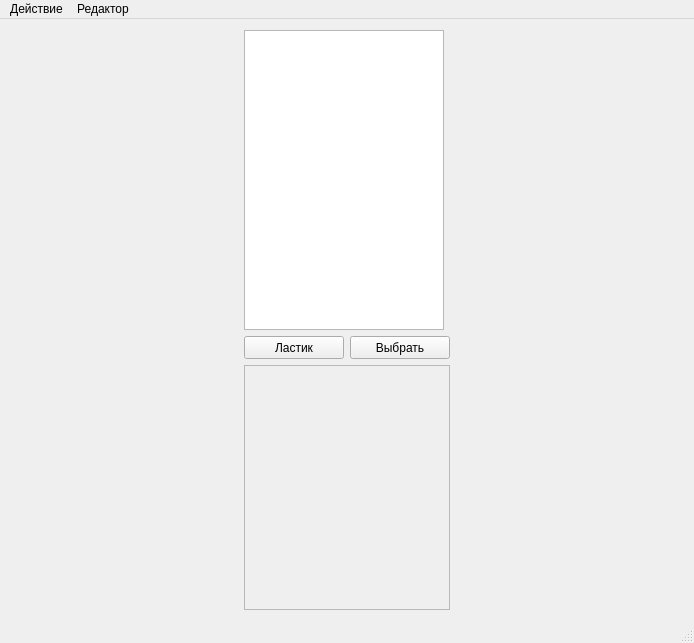
bananamilkshake-code/level-editor, file mainwindow.ui: the form before one commit.
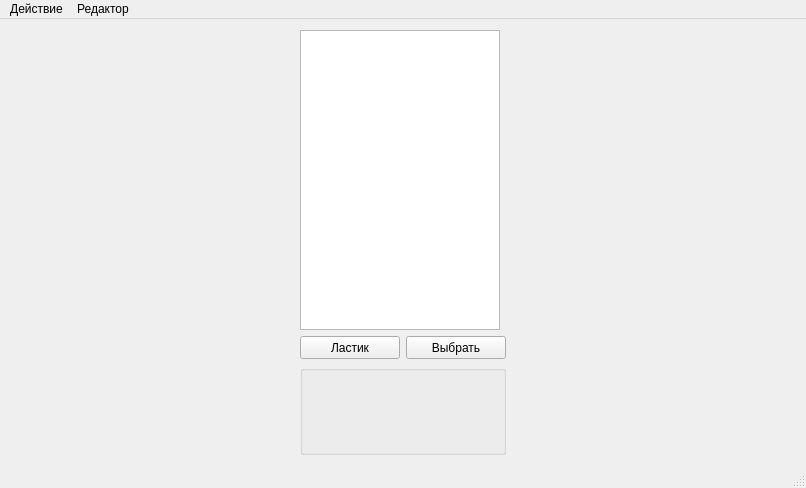
The form after the commit. Custom widgets are drawn as their Qt base class.

Commit message: Element description widget.

Diff of the .ui file:
```diff
--- a/mainwindow.ui
+++ b/mainwindow.ui
@@ -6,8 +6,8 @@
    <rect>
     <x>0</x>
     <y>0</y>
-    <width>694</width>
-    <height>643</height>
+    <width>806</width>
+    <height>488</height>
    </rect>
   </property>
   <property name="windowTitle">
@@ -93,13 +93,8 @@
          </layout>
         </item>
         <item>
-         <widget class="QFrame" name="frameLevelDesc">
-          <property name="frameShape">
-           <enum>QFrame::StyledPanel</enum>
-          </property>
-          <property name="frameShadow">
-           <enum>QFrame::Raised</enum>
-          </property>
+         <widget class="ElementDescriptionWidget" name="groupBoxElementDesc">
+          <layout class="QGridLayout" name="gridLayout_2"/>
           <zorder>buttonsActions</zorder>
          </widget>
         </item>
@@ -114,7 +109,7 @@
     <rect>
      <x>0</x>
      <y>0</y>
-     <width>694</width>
+     <width>806</width>
      <height>21</height>
     </rect>
    </property>
@@ -159,6 +154,14 @@
   </action>
  </widget>
  <layoutdefault spacing="6" margin="11"/>
+ <customwidgets>
+  <customwidget>
+   <class>ElementDescriptionWidget</class>
+   <extends>QGroupBox</extends>
+   <header location="global">elementdescriptionwidget.h</header>
+   <container>1</container>
+  </customwidget>
+ </customwidgets>
  <resources/>
  <connections/>
 </ui>
```
The commit also changes 9 other files.
